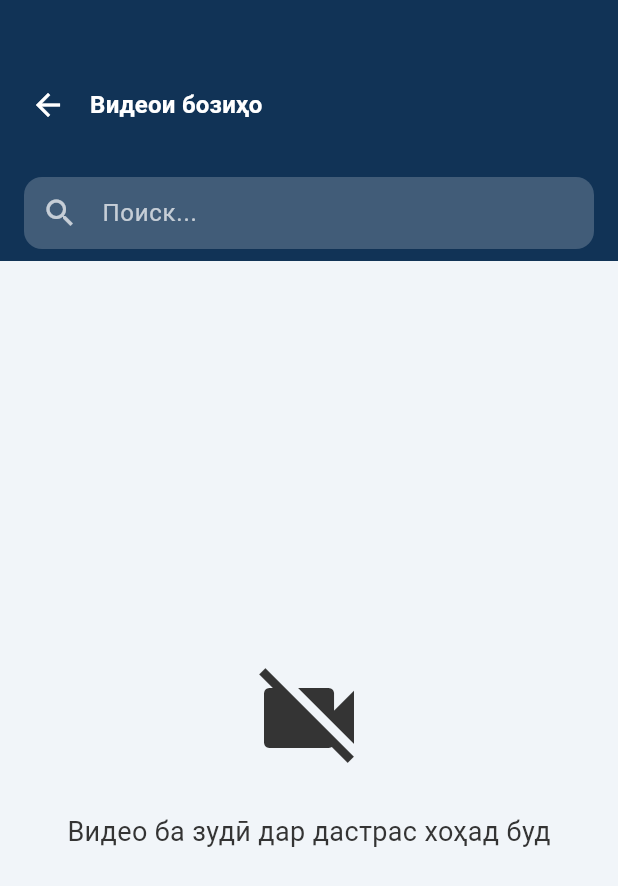
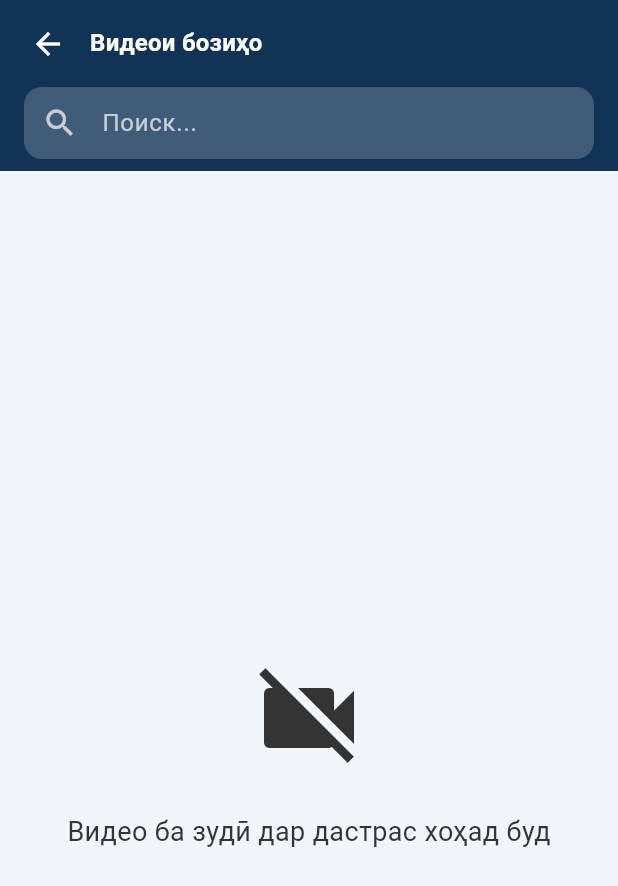
Before and after one commit to khsrv/maydon-web, a Flutter app: the VideoPage screen opened by its route, on a phone screen of 412 x 824 dp. Shown: the top 886 px of the screen. Run offline on Flutter 3.47's test engine with Material 3 defaults, Android fonts, the phone set to English and light mode, and no system bars; our stand-ins replace another_flushbar, bloc, cached_network_image, cloud_firestore, connectivity_plus, dio and 12 more; missing offline and left inert: dart:html, dart:js, dart:js_util, dart:ui_web, is_first_run, webview_flutter_wkwebview; accounts and stored records are empty.

Commit message:
Adjust overlay size and add bottom overlay to hide site footer

```diff
--- a/lib/src/widgets/overlay_app_bar.dart
+++ b/lib/src/widgets/overlay_app_bar.dart
@@ -18,11 +18,11 @@ class OverlayAppBar extends StatelessWidget {
     final text = Theme.of(context).textTheme.titleMedium;
 
     return Container(
-      height: 110,
+      height: 50,
       color: kWebViewHeaderBlue,
       padding: const EdgeInsets.symmetric(horizontal: 8),
       child: Padding(
-        padding: const EdgeInsets.only(top: 30.0),
+        padding: const EdgeInsets.only(top: 8.0),
         child: Row(
           children: [
             leading ?? const SizedBox(width: 16, height: 48),
```
Also changed, not shown: lib/features/web_view/presentation/pages/web_view_widget.dart (+11 -2 lines).
